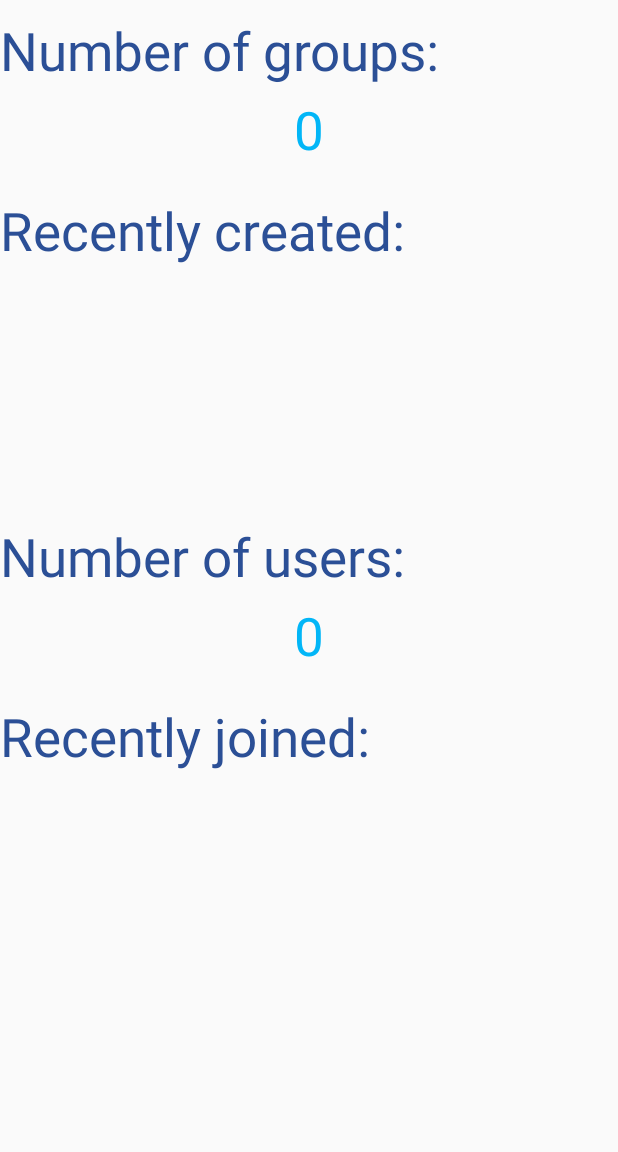
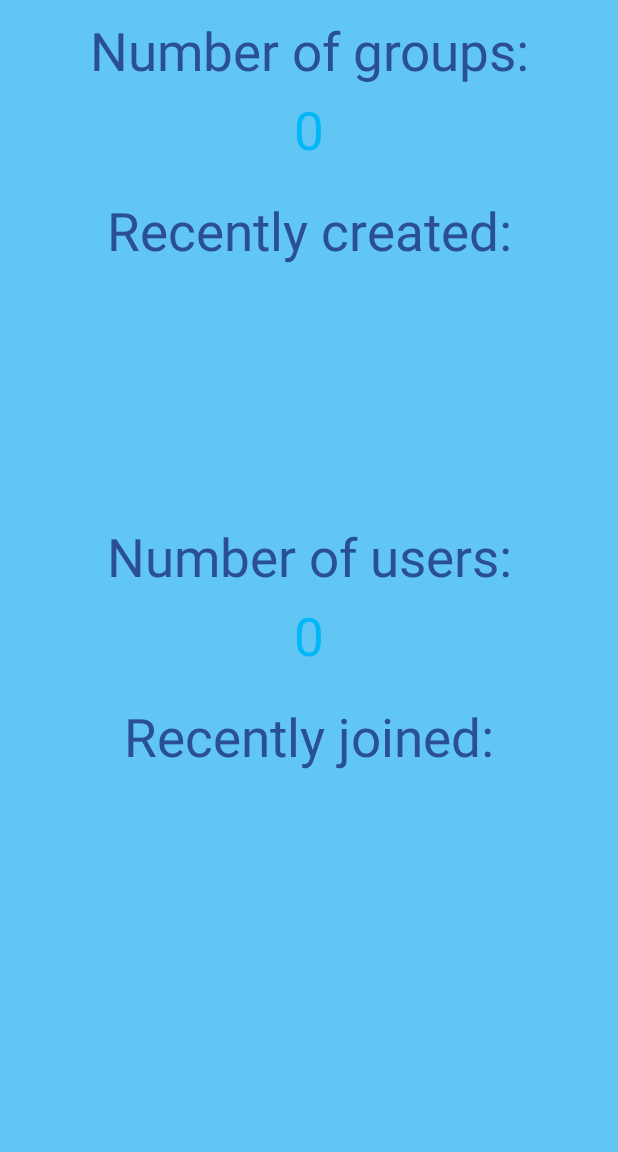
Before and after one commit to masud7866/Peon, an Android app: the SideBar screen opened directly, with no data from a screen before it, on a phone screen of 412 x 824 dp, the part 84-1236 px from its top. Run offline under Robolectric (Android 15) with nearby library versions, the phone set to English and light mode, and no system bars; 3 statements that could not run were skipped.

Commit message:
Dashboard Fragment Edited

```diff
--- a/app/src/main/res/layout/fragment_fragment_dashboard.xml
+++ b/app/src/main/res/layout/fragment_fragment_dashboard.xml
@@ -2,12 +2,15 @@
     xmlns:tools="http://schemas.android.com/tools"
     android:layout_width="match_parent"
     android:layout_height="match_parent"
+    android:animationCache="false"
+    android:background="#61c6f4"
     tools:context="com.ieitlabs.peon.FragmentDashboard">
 
     <!-- TODO: Update blank fragment layout -->
     <ScrollView
         android:layout_width="match_parent"
         android:layout_height="match_parent">
+
         <LinearLayout
             android:layout_width="fill_parent"
             android:layout_height="wrap_content"
@@ -18,63 +21,70 @@
                 android:layout_height="match_parent"
                 android:layout_marginBottom="5dp"
                 android:layout_marginTop="10dp"
+                android:gravity="center"
                 android:text="Number of groups:"
-               android:textSize="35dp"
-               android:textColor="#2b4f96"/>
+                android:textColor="#2b4f96"
+                android:textSize="35dp" />
+
             <TextView
                 android:id="@+id/text_number_group"
                 android:layout_width="fill_parent"
                 android:layout_height="match_parent"
                 android:gravity="center"
                 android:text="0"
-               android:textSize="35dp"
-               android:textColor="#02b6f7"/>
+                android:textColor="#02b6f7"
+                android:textSize="35dp" />
+
             <TextView
                 android:layout_width="match_parent"
                 android:layout_height="match_parent"
+                android:layout_marginBottom="0dp"
+                android:layout_marginTop="20dp"
+                android:gravity="center"
                 android:text="Recently created:"
-           android:layout_marginTop="20dp"
-           android:layout_marginBottom="0dp"
                 android:textColor="#2b4f96"
-           android:textSize="35dp"/>
+                android:textSize="35dp" />
+
             <ListView
                 android:layout_width="match_parent"
                 android:layout_height="160dp"
                 android:divider="#000"
-               android:dividerHeight="10dp"
-               >
-           </ListView>
+                android:dividerHeight="10dp"></ListView>
+
             <TextView
                 android:layout_width="match_parent"
                 android:layout_height="match_parent"
+                android:layout_marginBottom="5dp"
+                android:layout_marginTop="10dp"
+                android:gravity="center"
                 android:text="Number of users:"
-               android:layout_marginTop="10dp"
-               android:layout_marginBottom="5dp"
-               android:textSize="35dp"
-               android:textColor="#2b4f96"/>
+                android:textColor="#2b4f96"
+                android:textSize="35dp" />
+
             <TextView
                 android:id="@+id/text_number_user"
                 android:layout_width="fill_parent"
                 android:layout_height="match_parent"
                 android:gravity="center"
                 android:text="0"
-               android:textSize="35dp"
-               android:textColor="#02b6f7"/>
+                android:textColor="#02b6f7"
+                android:textSize="35dp" />
+
             <TextView
                 android:layout_width="match_parent"
                 android:layout_height="match_parent"
+                android:layout_marginBottom="0dp"
+                android:layout_marginTop="20dp"
+                android:gravity="center"
                 android:text="Recently joined:"
-               android:layout_marginTop="20dp"
-               android:layout_marginBottom="0dp"
-               android:textSize="35dp"
-               android:textColor="#2b4f96"/>
+                android:textColor="#2b4f96"
+                android:textSize="35dp" />
+
             <ListView
                 android:layout_width="match_parent"
                 android:layout_height="160dp"
                 android:divider="#000"
-               android:dividerHeight="10dp"
-               >
-           </ListView>
+                android:dividerHeight="10dp"></ListView>
         </LinearLayout>
     </ScrollView>
 
```
Lines whose indentation alone changed are shown as unchanged.
